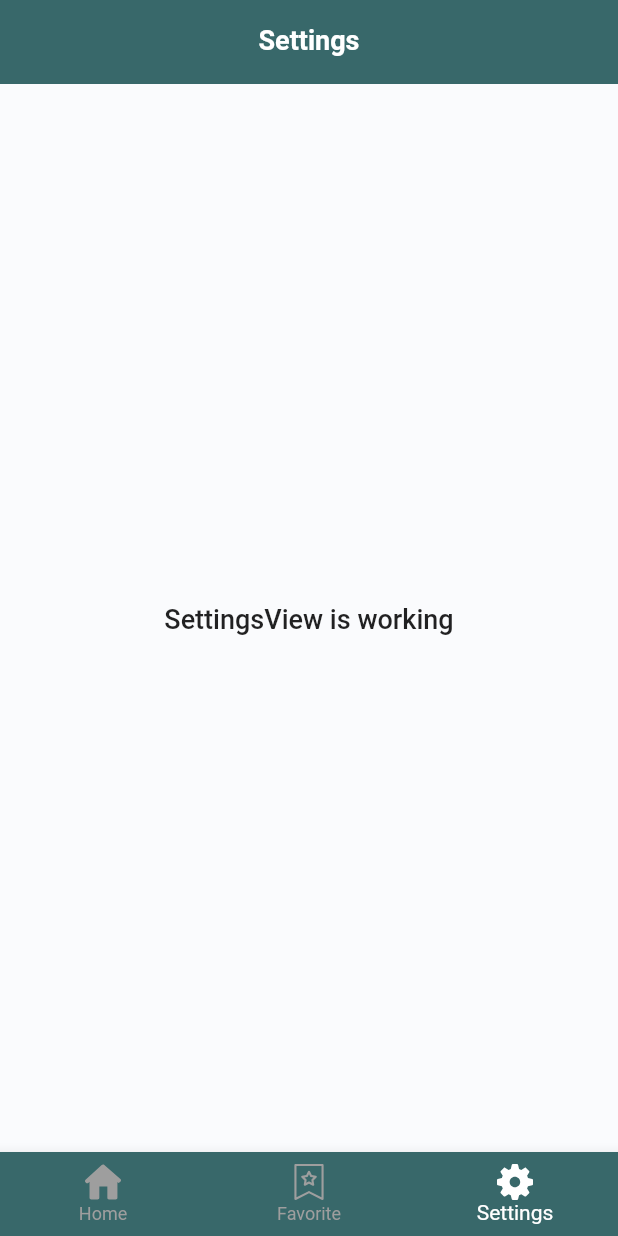
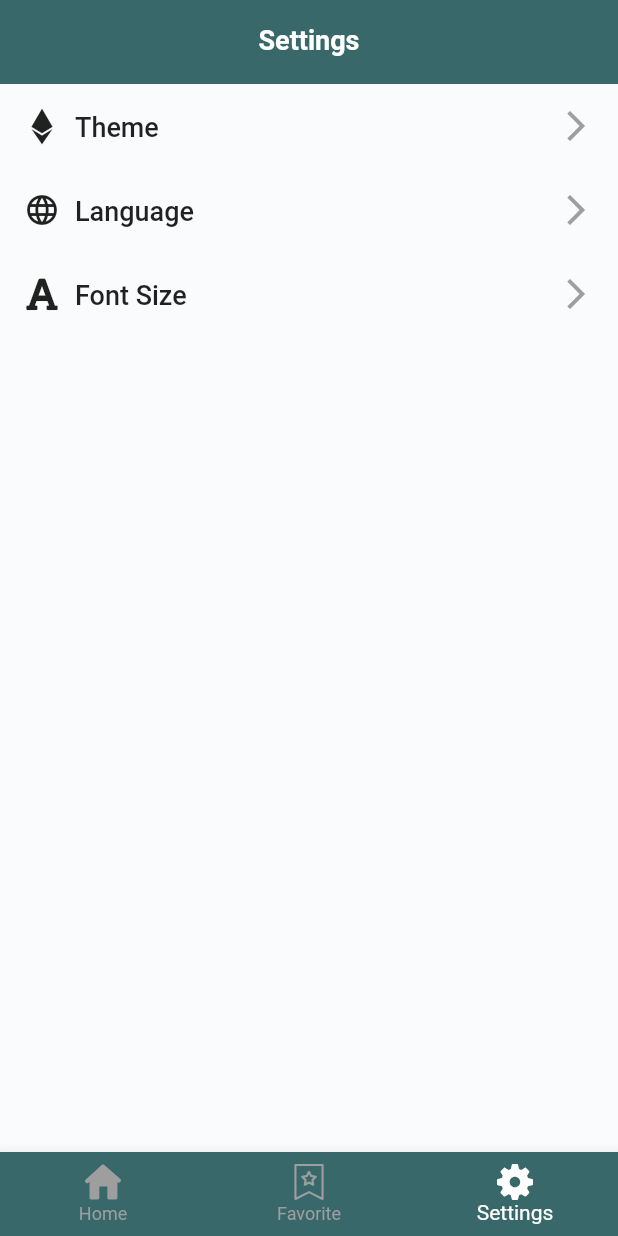
Before and after one commit to hasancse91/flutter_getx_template, a Flutter app: the screen it shows after launch, item 3 of the bottom bar chosen, on a phone screen of 412 x 824 dp. Run offline on Flutter 3.47's test engine with Material 2 defaults, Android fonts, the phone set to English and light mode, and no system bars; our stand-ins replace dio, flutter_svg, fluttertoast, font_awesome_flutter, get, logger and 1 more; generated files the repository leaves out were written again; network calls fail.

Commit message:
Recreated: settings page UI

```diff
--- a/lib/app/modules/settings/views/settings_view.dart
+++ b/lib/app/modules/settings/views/settings_view.dart
@@ -1,25 +1,95 @@
+import 'package:flutter/cupertino.dart';
 import 'package:flutter/material.dart';
-
+import 'package:flutter_getx_template/app/core/values/app_values.dart';
+import 'package:flutter_getx_template/app/core/widget/ripple.dart';
+import 'package:fluttertoast/fluttertoast.dart';
+import 'package:get/get.dart';
 import '/app/core/base/base_view.dart';
 import '/app/core/values/text_styles.dart';
 import '/app/core/widget/custom_app_bar.dart';
 import '/app/modules/settings/controllers/settings_controller.dart';
+import 'package:font_awesome_flutter/font_awesome_flutter.dart';
 
 class SettingsView extends BaseView<SettingsController> {
+  static const dp16 = 16.0;
+
   @override
   PreferredSizeWidget? appBar(BuildContext context) {
     return CustomAppBar(
       appBarTitleText: 'Settings',
+      isBackButtonEnabled: false,
     );
   }
 
   @override
   Widget body(BuildContext context) {
-    return const Center(
-      child: Text(
-        'SettingsView is working',
-        style: titleStyle,
-      ),
+    return _getView();
+  }
+
+  _getView() => Column(
+        children: [
+          _theme(),
+          _language(),
+          _fontSize(),
+        ],
+      );
+
+  _theme() => Padding(
+        padding: const EdgeInsets.all(AppValues.padding),
+        child: Ripple(
+          onTap: () => _show('Theme clicked'),
+          child: Row(
+            children: const [
+              Icon(FontAwesomeIcons.ethereum),
+              SizedBox(width: 10),
+              Text('Theme', style: titleStyle),
+              Spacer(),
+              Icon(Icons.arrow_forward_ios, color: Colors.grey),
+            ],
+          ),
+        ),
+      );
+
+  _language() => Padding(
+        padding: const EdgeInsets.all(AppValues.padding),
+        child: Ripple(
+            onTap: () => _show('Language clicked'),
+            child: Row(
+              children: const [
+                Icon(Icons.language),
+                SizedBox(width: 10),
+                Text('Language', style: titleStyle),
+                Spacer(),
+                Icon(Icons.arrow_forward_ios, color: Colors.grey),
+              ],
+            )),
+      );
+
+  _fontSize() => Padding(
+        padding: const EdgeInsets.all(AppValues.padding),
+        child: Ripple(
+          onTap: () => _show('Font Size clicked'),
+          child: Row(
+            children: const [
+              Icon(FontAwesomeIcons.font),
+              SizedBox(width: 10),
+              Text('Font Size', style: titleStyle),
+              Spacer(),
+              Icon(Icons.arrow_forward_ios, color: Colors.grey),
+            ],
+          ),
+        ),
+      );
+
+  void _show(String msg) {
+    Fluttertoast.showToast(
+      msg: msg,
+      toastLength: Toast.LENGTH_SHORT,
+      gravity: ToastGravity.CENTER,
+      timeInSecForIosWeb: 1,
+      backgroundColor: Colors.black,
+      textColor: Colors.white,
+      fontSize: dp16,
     );
   }
 }
--- a/pubspec.yaml
+++ b/pubspec.yaml
@@ -22,6 +22,8 @@ dependencies:
   animations: ^2.0.2
   logger: ^1.1.0
   pretty_dio_logger: ^1.1.1
+  font_awesome_flutter: ^9.2.0
+  fluttertoast: ^8.0.8
 
 dev_dependencies:
   flutter_test:
```
Also changed, not shown: pubspec.lock.
